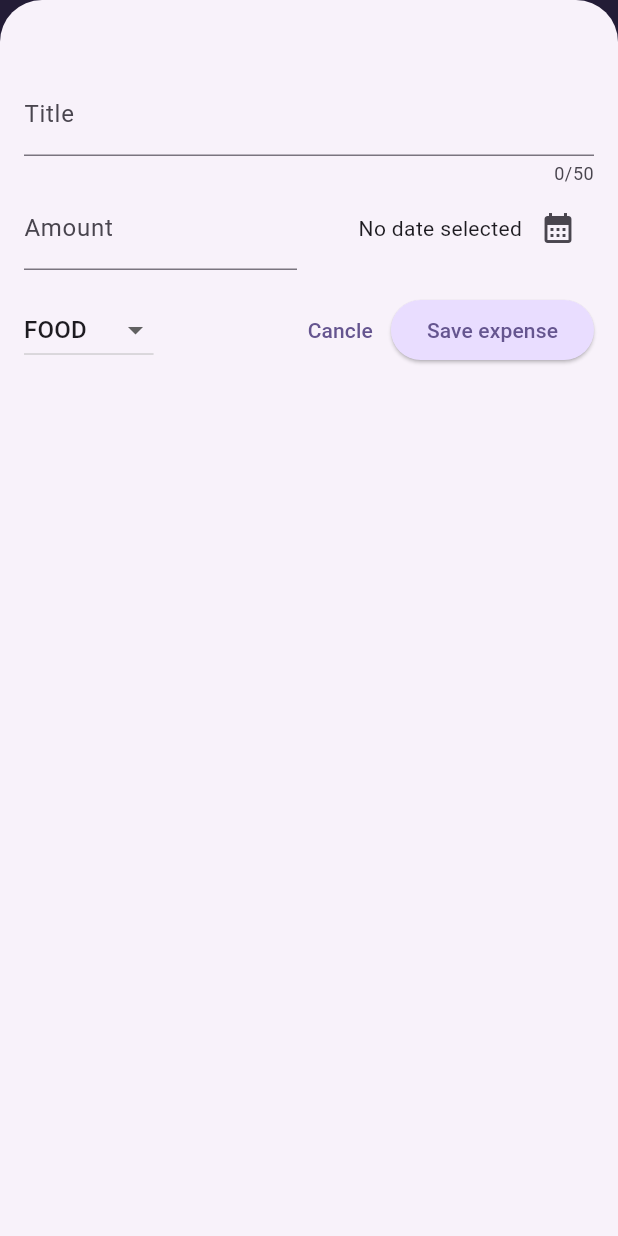
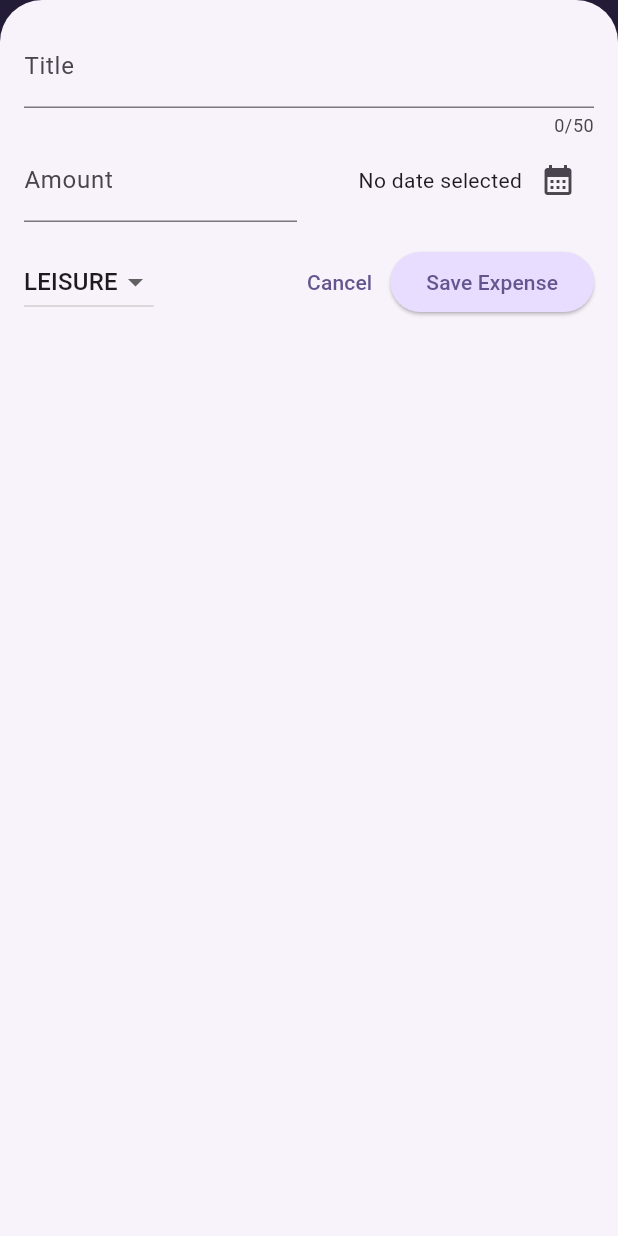
Before and after one commit to dark-noob83/expense_tracker, a Flutter app: the screen it shows after launch, after a tap on the "add" icon, on a phone screen of 412 x 824 dp. Run offline on Flutter 3.47's test engine with Material 3 defaults, Android fonts, the phone set to English and light mode, and no system bars.

Commit message:
expense tracker v2

```diff
--- a/lib/widget/expenses.dart
+++ b/lib/widget/expenses.dart
@@ -17,6 +17,7 @@ class _ExpensesState extends State<Expenses> {
 
   void _openAddExpenseOvelay() {
     showModalBottomSheet(
+        useSafeArea: true,
         isScrollControlled: true,
         context: context,
         builder: (ctx) => NewExpense(
@@ -54,6 +55,7 @@ class _ExpensesState extends State<Expenses> {
 
   @override
   Widget build(BuildContext context) {
+    final width = MediaQuery.of(context).size.width;
     Widget mainContent = const Center(
       child: Text('No expenses found. Start adding one!'),
     );
@@ -75,9 +77,18 @@ class _ExpensesState extends State<Expenses> {
           )
         ],
       ),
-      body: Column(
+      body: width < 600
+          ? Column(
               children: [
                 Chart(expenses: _registerExpense),
+                Expanded(
+                  child: mainContent,
+                ),
+              ],
+            )
+          : Row(
+              children: [
+                Expanded(child: Chart(expenses: _registerExpense)),
                 Expanded(
                   child: mainContent,
                 ),
--- a/lib/widget/new_expense.dart
+++ b/lib/widget/new_expense.dart
@@ -1,8 +1,9 @@
+import 'dart:io';
+
+import 'package:flutter/cupertino.dart';
 import 'package:flutter/material.dart';
-import 'package:intl/intl.dart';
+
 import 'package:expense_tracker/models/expense.dart';
-
-final formatter = DateFormat.yMd();
 
 class NewExpense extends StatefulWidget {
   const NewExpense({super.key, required this.onAddExpense});
@@ -19,49 +20,78 @@ class _NewExpenseState extends State<NewExpense> {
   final _titleController = TextEditingController();
   final _amountController = TextEditingController();
   DateTime? _selectedDate;
-  Category _selectedCategory = Category.food;
+  Category _selectedCategory = Category.leisure;
 
   void _presentDatePicker() async {
     final now = DateTime.now();
     final firstDate = DateTime(now.year - 1, now.month, now.day);
     final pickedDate = await showDatePicker(
-        context: context, firstDate: firstDate, lastDate: now);
-
+      context: context,
+      initialDate: now,
+      firstDate: firstDate,
+      lastDate: now,
+    );
     setState(() {
       _selectedDate = pickedDate;
     });
   }
 
-  void _submitExpenseDate() {
-    final enteredAmount = double.tryParse(_amountController.text);
-    final amountIsInvalid = enteredAmount == null || enteredAmount <= 0;
-    if (_selectedDate == null ||
-        _titleController.text.trim().isEmpty ||
-        amountIsInvalid) {
-      showDialog(
+  void _showDialog() {
+    if (Platform.isIOS) {
+      showCupertinoDialog(
           context: context,
-        builder: (ctx) => AlertDialog(
-          title: const Text('Invlid data'),
+          builder: (ctx) => CupertinoAlertDialog(
+                title: const Text('Invalid input'),
                 content: const Text(
-              'Please make sure a valid title, amout, date was entered'),
+                    'Please make sure a valid title, amount, date and category was entered.'),
                 actions: [
                   TextButton(
                     onPressed: () {
                       Navigator.pop(ctx);
                     },
-              child: const Text('Okey!'),
-            )
+                    child: const Text('Okay'),
+                  ),
+                ],
+              ));
+    } else {
+      showDialog(
+        context: context,
+        builder: (ctx) => AlertDialog(
+          title: const Text('Invalid input'),
+          content: const Text(
+              'Please make sure a valid title, amount, date and category was entered.'),
+          actions: [
+            TextButton(
+              onPressed: () {
+                Navigator.pop(ctx);
+              },
+              child: const Text('Okay'),
+            ),
           ],
         ),
       );
+    }
+  }
+
+  void _submitExpenseData() {
+    final enteredAmount = double.tryParse(_amountController
+        .text); // tryParse('Hello') => null, tryParse('1.12') => 1.12
+    final amountIsInvalid = enteredAmount == null || enteredAmount <= 0;
+    if (_titleController.text.trim().isEmpty ||
+        amountIsInvalid ||
+        _selectedDate == null) {
+      _showDialog();
       return;
     }
-    widget.onAddExpense(Expense(
+
+    widget.onAddExpense(
+      Expense(
         title: _titleController.text,
         amount: enteredAmount,
         date: _selectedDate!,
         category: _selectedCategory,
-    ));
+      ),
+    );
     Navigator.pop(context);
   }
 
@@ -74,10 +104,44 @@ class _NewExpenseState extends State<NewExpense> {
 
   @override
   Widget build(BuildContext context) {
-    return Padding(
-      padding: const EdgeInsets.fromLTRB(16, 48, 16, 16),
+    final keyboardSpace = MediaQuery.of(context).viewInsets.bottom;
+    return LayoutBuilder(builder: (ctx, constraints) {
+      final width = constraints.maxWidth;
+
+      return SizedBox(
+        height: double.infinity,
+        child: SingleChildScrollView(
+          child: Padding(
+            padding: EdgeInsets.fromLTRB(16, 16, 16, keyboardSpace + 16),
             child: Column(
               children: [
+                if (width >= 600)
+                  Row(
+                    crossAxisAlignment: CrossAxisAlignment.start,
+                    children: [
+                      Expanded(
+                        child: TextField(
+                          controller: _titleController,
+                          maxLength: 50,
+                          decoration: const InputDecoration(
+                            label: Text('Title'),
+                          ),
+                        ),
+                      ),
+                      const SizedBox(width: 24),
+                      Expanded(
+                        child: TextField(
+                          controller: _amountController,
+                          keyboardType: TextInputType.number,
+                          decoration: const InputDecoration(
+                            prefixText: '\$ ',
+                            label: Text('Amount'),
+                          ),
+                        ),
+                      ),
+                    ],
+                  )
+                else
                   TextField(
                     controller: _titleController,
                     maxLength: 50,
@@ -85,45 +149,17 @@ class _NewExpenseState extends State<NewExpense> {
                       label: Text('Title'),
                     ),
                   ),
-          Row(
-            children: [
-              Expanded(
-                child: TextField(
-                  controller: _amountController,
-                  keyboardType: TextInputType.number,
-                  decoration: const InputDecoration(
-                    prefix: Text("\$ "),
-                    label: Text("Amount"),
-                  ),
-                ),
-              ),
-              const SizedBox(width: 16),
-              Expanded(
-                child: Row(
-                  mainAxisAlignment: MainAxisAlignment.end,
-                  children: [
-                    Text(_selectedDate == null
-                        ? 'No date selected'
-                        : formatter.format(_selectedDate!).toString()),
-                    IconButton(
-                      onPressed: _presentDatePicker,
-                      icon: const Icon(Icons.calendar_month),
-                    )
-                  ],
-                ),
-              )
-            ],
-          ),
-          const SizedBox(height: 16),
-          Row(
-            children: [
+                if (width >= 600)
+                  Row(children: [
                     DropdownButton(
                       value: _selectedCategory,
                       items: Category.values
                           .map(
                             (category) => DropdownMenuItem(
                               value: category,
-                          child: Text(category.name.toUpperCase()),
+                              child: Text(
+                                category.name.toUpperCase(),
+                              ),
                             ),
                           )
                           .toList(),
@@ -134,21 +170,121 @@ class _NewExpenseState extends State<NewExpense> {
                         setState(() {
                           _selectedCategory = value;
                         });
-                  }),
+                      },
+                    ),
+                    const SizedBox(width: 24),
+                    Expanded(
+                      child: Row(
+                        mainAxisAlignment: MainAxisAlignment.end,
+                        crossAxisAlignment: CrossAxisAlignment.center,
+                        children: [
+                          Text(
+                            _selectedDate == null
+                                ? 'No date selected'
+                                : formatter.format(_selectedDate!),
+                          ),
+                          IconButton(
+                            onPressed: _presentDatePicker,
+                            icon: const Icon(
+                              Icons.calendar_month,
+                            ),
+                          ),
+                        ],
+                      ),
+                    ),
+                  ])
+                else
+                  Row(
+                    children: [
+                      Expanded(
+                        child: TextField(
+                          controller: _amountController,
+                          keyboardType: TextInputType.number,
+                          decoration: const InputDecoration(
+                            prefixText: '\$ ',
+                            label: Text('Amount'),
+                          ),
+                        ),
+                      ),
+                      const SizedBox(width: 16),
+                      Expanded(
+                        child: Row(
+                          mainAxisAlignment: MainAxisAlignment.end,
+                          crossAxisAlignment: CrossAxisAlignment.center,
+                          children: [
+                            Text(
+                              _selectedDate == null
+                                  ? 'No date selected'
+                                  : formatter.format(_selectedDate!),
+                            ),
+                            IconButton(
+                              onPressed: _presentDatePicker,
+                              icon: const Icon(
+                                Icons.calendar_month,
+                              ),
+                            ),
+                          ],
+                        ),
+                      ),
+                    ],
+                  ),
+                const SizedBox(height: 16),
+                if (width >= 600)
+                  Row(children: [
                     const Spacer(),
                     TextButton(
                       onPressed: () {
                         Navigator.pop(context);
                       },
-                child: const Text('Cancle'),
+                      child: const Text('Cancel'),
                     ),
                     ElevatedButton(
-                  onPressed: _submitExpenseDate,
-                  child: const Text('Save expense')),
+                      onPressed: _submitExpenseData,
+                      child: const Text('Save Expense'),
+                    ),
+                  ])
+                else
+                  Row(
+                    children: [
+                      DropdownButton(
+                        value: _selectedCategory,
+                        items: Category.values
+                            .map(
+                              (category) => DropdownMenuItem(
+                                value: category,
+                                child: Text(
+                                  category.name.toUpperCase(),
+                                ),
+                              ),
+                            )
+                            .toList(),
+                        onChanged: (value) {
+                          if (value == null) {
+                            return;
+                          }
+                          setState(() {
+                            _selectedCategory = value;
+                          });
+                        },
+                      ),
+                      const Spacer(),
+                      TextButton(
+                        onPressed: () {
+                          Navigator.pop(context);
+                        },
+                        child: const Text('Cancel'),
+                      ),
+                      ElevatedButton(
+                        onPressed: _submitExpenseData,
+                        child: const Text('Save Expense'),
+                      ),
                     ],
                   ),
               ],
             ),
+          ),
+        ),
       );
+    });
   }
 }
```
Lines whose indentation alone changed are shown as unchanged.
